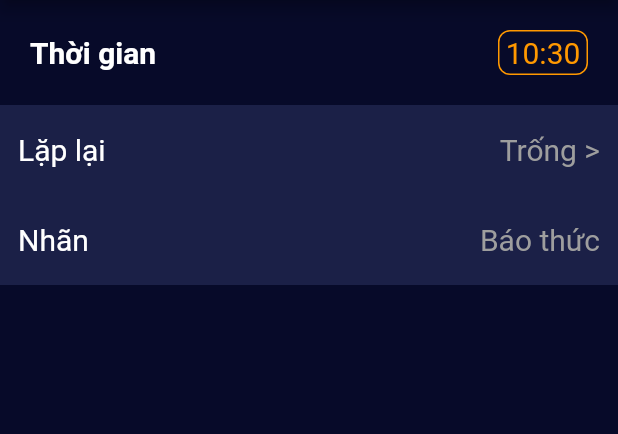
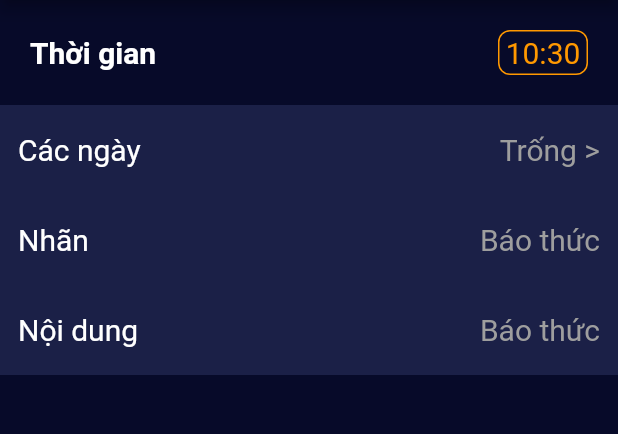
Before and after one commit to machuytu/Fitness_ex_counter, a Flutter app: the BottomsheetNotification screen opened directly, after a tap on "Lưu", on a phone screen of 412 x 824 dp, the part 84-518 px from its top. Run offline on Flutter 3.47's test engine with Material 2 defaults, Android fonts, the phone set to English and light mode, and no system bars; our stand-ins replace camera, cloud_firestore, firebase_auth, firebase_core, firebase_database, flutter_datetime_picker and 14 more; missing offline and left inert: flutter_picker, tflite; accounts and stored records are empty.

Commit message:
fix list, add notification

```diff
--- a/lib/models/daily.dart
+++ b/lib/models/daily.dart
@@ -66,7 +66,7 @@ class Daily {
   }
 
   List<int> getListDay() {
-    List list = [];
+    List list;
 
     if (isMonday == true) {
       list.add(1);
--- a/lib/plugin/notification.dart
+++ b/lib/plugin/notification.dart
@@ -7,7 +7,7 @@ import 'package:shared_preferences/shared_preferences.dart';
 
 import '../main.dart';
 
-class Notification {
+class NotificationPlugin {
   int idNotification;
   Future<void> scheduleDailyNotification(String title, String message, int hour,
       int minute, List<int> listDaily) async {
@@ -31,6 +31,7 @@ class Notification {
         uiLocalNotificationDateInterpretation:
             UILocalNotificationDateInterpretation.absoluteTime,
         matchDateTimeComponents: DateTimeComponents.time);
+    prefs.setInt("idNotification", idNotification);
   }
 
   tz.TZDateTime _nextInstanceOfDaily(int hour, int minute) {
--- a/lib/services/notification_service.dart
+++ b/lib/services/notification_service.dart
@@ -22,7 +22,13 @@ class NotificationService {
       String title, String message, int hour, int minute, List<int> listDaily) {
     return _ref
         .add(
-          NotificationModel().addJson(),
+          NotificationModel(
+                  title: title,
+                  message: message,
+                  hour: hour,
+                  minute: minute,
+                  listDaily: listDaily)
+              .addJson(),
         )
         .then((value) => {print("Add Notification success")})
         .catchError((err) {
--- a/lib/widgets/bottomsheet_notification.dart
+++ b/lib/widgets/bottomsheet_notification.dart
@@ -1,6 +1,9 @@
 import 'package:flutter/material.dart';
 import 'package:khoaluan/constants/home/constants.dart';
 import 'package:khoaluan/models/daily.dart';
+import 'package:khoaluan/models/notification_model.dart';
+import 'package:khoaluan/plugin/notification.dart';
+import 'package:khoaluan/services/notification_service.dart';
 import 'package:modal_bottom_sheet/modal_bottom_sheet.dart';
 import 'package:flutter_datetime_picker/flutter_datetime_picker.dart';
 import 'bottomsheet_set_day.dart';
@@ -19,9 +22,13 @@ class _BottomsheetNotificationState extends State<BottomsheetNotification> {
   bool repeat = false;
   Daily daily = Daily();
   String title = "Báo thức";
+  String message = "Báo thức";
   DateFormat dateFormat = DateFormat("dd-MM-yyyy");
+  NotificationService notificationService = new NotificationService();
+
   int hour = DateTime.now().hour;
   int minute = DateTime.now().minute;
+  NotificationPlugin notification = NotificationPlugin();
   @override
   Widget build(BuildContext context) {
     return Scaffold(
@@ -32,7 +39,12 @@ class _BottomsheetNotificationState extends State<BottomsheetNotification> {
         centerTitle: true,
         actions: [
           TextButton(
-            onPressed: () {},
+            onPressed: () {
+              notification.scheduleDailyNotification(
+                  title, message, hour, minute, daily.getListDay());
+              notificationService.addNotification(
+                  title, message, hour, minute, daily.getListDay());
+            },
             child: Text("Lưu", style: TextStyle(color: Colors.white)),
           ),
         ],
@@ -100,7 +112,7 @@ class _BottomsheetNotificationState extends State<BottomsheetNotification> {
                   mainAxisAlignment: MainAxisAlignment.spaceBetween,
                   children: [
                     Text(
-                      "Lặp lại",
+                      "Các ngày",
                       style: TextStyle(color: Colors.white, fontSize: 20),
                     ),
                     GestureDetector(
@@ -162,6 +174,44 @@ class _BottomsheetNotificationState extends State<BottomsheetNotification> {
                 ),
               ),
             ),
+            Container(
+              height: 60,
+              width: double.infinity,
+              decoration: BoxDecoration(
+                color: kIndigoColor,
+              ),
+              child: Padding(
+                padding: const EdgeInsets.all(12.0),
+                child: Row(
+                  mainAxisAlignment: MainAxisAlignment.spaceBetween,
+                  children: [
+                    Text(
+                      "Nội dung",
+                      style: TextStyle(color: Colors.white, fontSize: 20),
+                    ),
+                    GestureDetector(
+                      onTap: () {
+                        showMaterialModalBottomSheet(
+                          context: context,
+                          builder: (context) =>
+                              BottomsheetSetTitle(context: context),
+                        ).then((value) {
+                          if (value != null) {
+                            setState(() {
+                              message = value;
+                            });
+                          }
+                        });
+                      },
+                      child: Text(
+                        title,
+                        style: TextStyle(color: Colors.grey, fontSize: 20),
+                      ),
+                    ),
+                  ],
+                ),
+              ),
+            ),
           ],
         ),
       ),
```
Also changed, not shown: lib/views/analytics.dart (+13 -6 lines).
